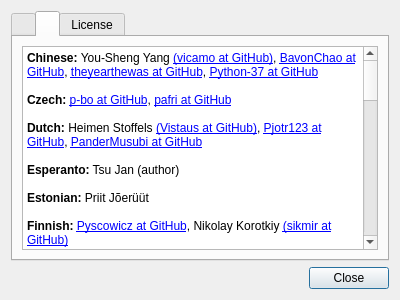
tsujan/FeatherNotes, file feathernotes/about.ui: the form before one commit.
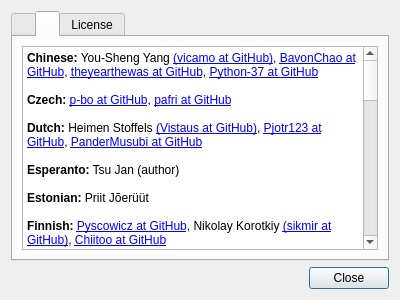
The form after the commit. The open tabs and pages were chosen to show the change.

What changed in the file:
```diff
--- a/feathernotes/about.ui
+++ b/feathernotes/about.ui
@@ -107,7 +107,7 @@
 &lt;p style=&quot;-qt-paragraph-type:empty; margin-top:0px; margin-bottom:0px; margin-left:0px; margin-right:0px; -qt-block-indent:0; text-indent:0px;&quot;&gt;&lt;br /&gt;&lt;/p&gt;
 &lt;p style=&quot; margin-top:0px; margin-bottom:0px; margin-left:0px; margin-right:0px; -qt-block-indent:0; text-indent:0px;&quot;&gt;&lt;span style=&quot; font-weight:600;&quot;&gt;Estonian:&lt;/span&gt; Priit Jõerüüt&lt;/p&gt;
 &lt;p style=&quot;-qt-paragraph-type:empty; margin-top:0px; margin-bottom:0px; margin-left:0px; margin-right:0px; -qt-block-indent:0; text-indent:0px;&quot;&gt;&lt;br /&gt;&lt;/p&gt;
-&lt;p style=&quot; margin-top:0px; margin-bottom:0px; margin-left:0px; margin-right:0px; -qt-block-indent:0; text-indent:0px;&quot;&gt;&lt;span style=&quot; font-weight:600;&quot;&gt;Finnish:&lt;/span&gt; &lt;a href=&quot;https://github.com/Pyscowicz&quot;&gt;Pyscowicz at GitHub&lt;/a&gt;, Nikolay Korotkiy &lt;a href=&quot;https://github.com/sikmir&quot;&gt;&lt;span;&gt;(sikmir at GitHub)&lt;/a&gt;&lt;/p&gt;
+&lt;p style=&quot; margin-top:0px; margin-bottom:0px; margin-left:0px; margin-right:0px; -qt-block-indent:0; text-indent:0px;&quot;&gt;&lt;span style=&quot; font-weight:600;&quot;&gt;Finnish:&lt;/span&gt; &lt;a href=&quot;https://github.com/Pyscowicz&quot;&gt;Pyscowicz at GitHub&lt;/a&gt;, Nikolay Korotkiy &lt;a href=&quot;https://github.com/sikmir&quot;&gt;&lt;span;&gt;(sikmir at GitHub)&lt;/a&gt;, &lt;a href=&quot;https://github.com/Chiitoo&quot;&gt;&lt;span;&gt;Chiitoo at GitHub&lt;/span&gt;&lt;/a&gt;&lt;/p&gt;
 &lt;p style=&quot;-qt-paragraph-type:empty; margin-top:0px; margin-bottom:0px; margin-left:0px; margin-right:0px; -qt-block-indent:0; text-indent:0px;&quot;&gt;&lt;br /&gt;&lt;/p&gt;
 &lt;p style=&quot; margin-top:0px; margin-bottom:0px; margin-left:0px; margin-right:0px; -qt-block-indent:0; text-indent:0px;&quot;&gt;&lt;span style=&quot; font-weight:600;&quot;&gt;French:&lt;/span&gt; &lt;a href=&quot;https://github.com/roxfr&quot;&gt;&lt;span;&gt;roxfr at GitHub&lt;/span&gt;&lt;/a&gt;, &lt;a href=&quot;https://github.com/Bapt17&quot;&gt;Bapt17 at GitHub&lt;/a&gt;, &lt;a href=&quot;https://github.com/benito702&quot;&gt;benito702 at GitHub&lt;/a&gt;&lt;/p&gt;
 &lt;p style=&quot;-qt-paragraph-type:empty; margin-top:0px; margin-bottom:0px; margin-left:0px; margin-right:0px; -qt-block-indent:0; text-indent:0px;&quot;&gt;&lt;br /&gt;&lt;/p&gt;
```
